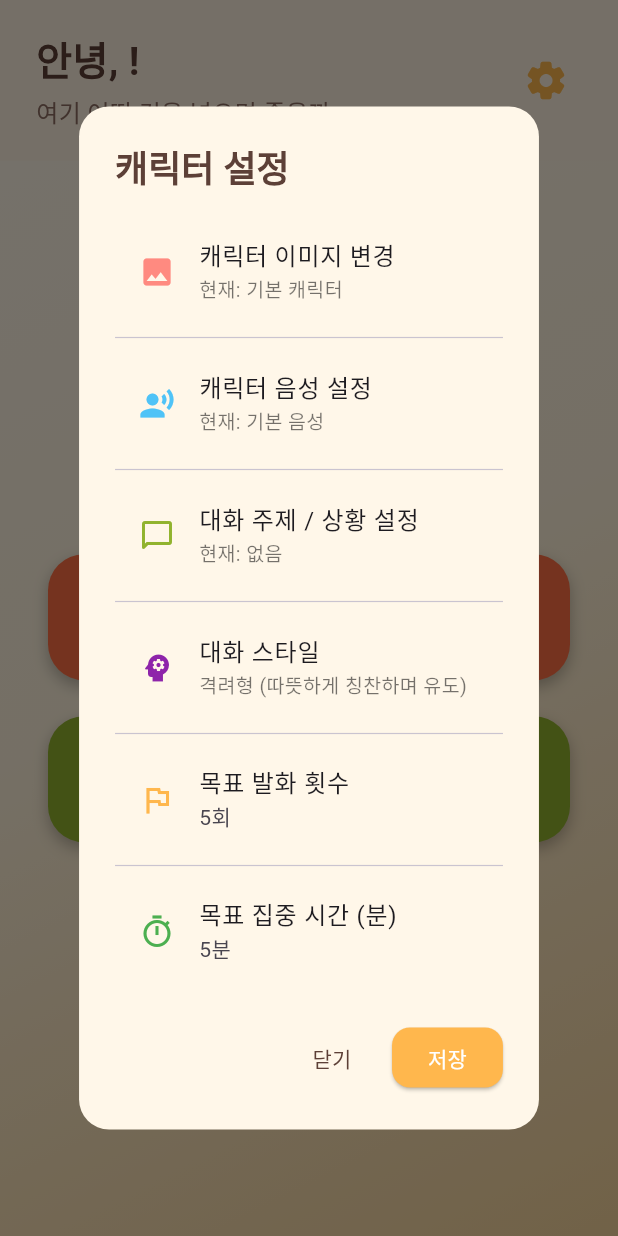
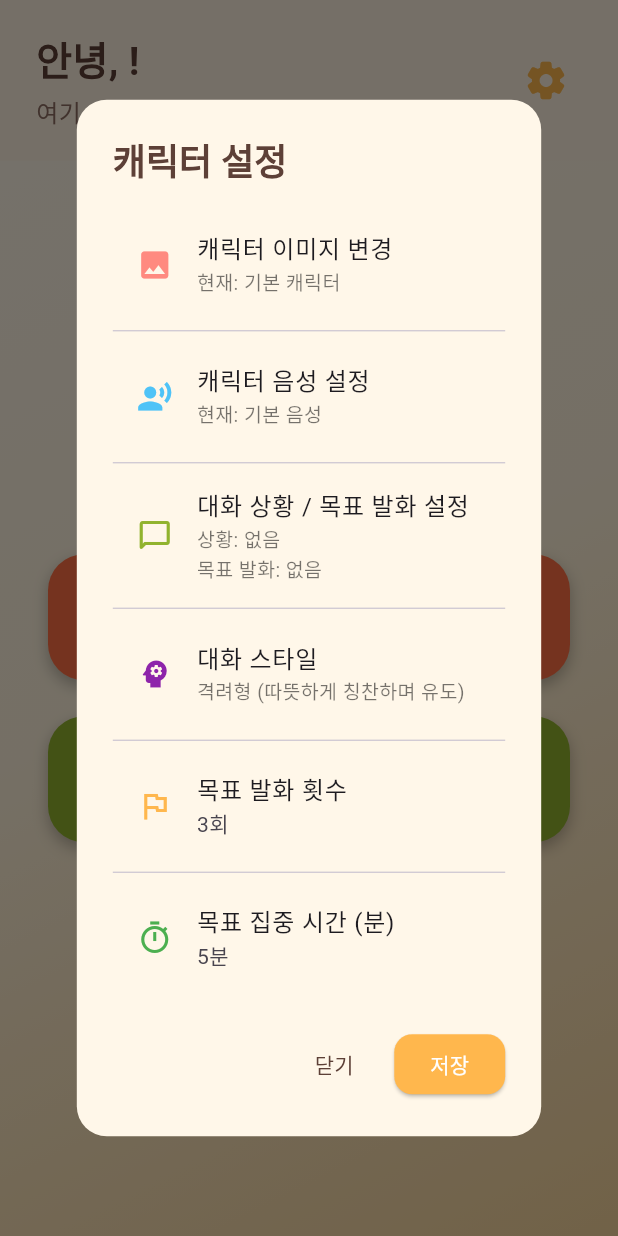
Before and after one commit to clr4takeoff/mimicall, a Flutter app: the MainScreen screen opened directly, after a tap on the "settings" icon, on a phone screen of 412 x 824 dp. Run offline on Flutter 3.47's test engine with Material 3 defaults, Android fonts, the phone set to English and light mode, and no system bars; our stand-ins replace firebase_core, firebase_database, flutter_dotenv, image_picker, just_audio, shared_preferences; missing offline and left inert: record; accounts and stored records are empty; statements that could not run were skipped.

Commit message:
implement basic fairy mode toggle and add context/target speech inputs

```diff
--- a/lib/models/character_settings_model.dart
+++ b/lib/models/character_settings_model.dart
@@ -1,19 +1,19 @@
-// lib/models/character_settings_model.dart
-
 class CharacterSettings {
-  final String imagePath;        // 캐릭터 이미지 경로
-  final String voicePath;        // 음성 설정
-  final String contextText;      // 대화 주제 또는 보호자 입력 문장
-  final String speakingStyle;    // 말하기 스타일 (encouraging, questioning, reflective)
-  final int targetSpeechCount;   // 목표 발화 횟수
-  final int focusTime;           // 목표 집중 시간 (분)
+  final String imagePath;
+  final String voicePath;
+  final String contextText;
+  final String targetSpeech; // 추가
+  final String speakingStyle;
+  final int targetSpeechCount;
+  final int focusTime;
 
   const CharacterSettings({
     required this.imagePath,
     required this.voicePath,
     required this.contextText,
-    this.speakingStyle = "encouraging",
-    this.targetSpeechCount = 5,
+    this.targetSpeech = '',
+    this.speakingStyle = 'encouraging',
+    this.targetSpeechCount = 3,
     this.focusTime = 5,
   });
 
@@ -21,6 +21,7 @@ class CharacterSettings {
     String? imagePath,
     String? voicePath,
     String? contextText,
+    String? targetSpeech,
     String? speakingStyle,
     int? targetSpeechCount,
     int? focusTime,
@@ -29,6 +30,7 @@ class CharacterSettings {
       imagePath: imagePath ?? this.imagePath,
       voicePath: voicePath ?? this.voicePath,
       contextText: contextText ?? this.contextText,
+      targetSpeech: targetSpeech ?? this.targetSpeech,
       speakingStyle: speakingStyle ?? this.speakingStyle,
       targetSpeechCount: targetSpeechCount ?? this.targetSpeechCount,
       focusTime: focusTime ?? this.focusTime,
@@ -36,22 +38,24 @@ class CharacterSettings {
   }
 
   Map<String, dynamic> toJson() => {
-    "imagePath": imagePath,
-    "voicePath": voicePath,
-    "contextText": contextText,
-    "speakingStyle": speakingStyle,
-    "targetSpeechCount": targetSpeechCount,
-    "focusTime": focusTime,
+    'imagePath': imagePath,
+    'voicePath': voicePath,
+    'contextText': contextText,
+    'targetSpeech': targetSpeech,
+    'speakingStyle': speakingStyle,
+    'targetSpeechCount': targetSpeechCount,
+    'focusTime': focusTime,
   };
 
   factory CharacterSettings.fromJson(Map<String, dynamic> json) {
     return CharacterSettings(
-      imagePath: json["imagePath"] ?? '',
-      voicePath: json["voicePath"] ?? '',
-      contextText: json["contextText"] ?? '',
-      speakingStyle: json["speakingStyle"] ?? 'encouraging',
-      targetSpeechCount: json["targetSpeechCount"] ?? 5,
-      focusTime: json["focusTime"] ?? 5,
+      imagePath: json['imagePath'] ?? '기본 캐릭터',
+      voicePath: json['voicePath'] ?? '기본 음성',
+      contextText: json['contextText'] ?? '없음',
+      targetSpeech: json['targetSpeech'] ?? '',
+      speakingStyle: json['speakingStyle'] ?? 'encouraging',
+      targetSpeechCount: json['targetSpeechCount'] ?? 3,
+      focusTime: json['focusTime'] ?? 5,
     );
   }
 }
--- a/lib/services/conversation_service.dart
+++ b/lib/services/conversation_service.dart
@@ -8,14 +8,11 @@ class ConversationService {
   final STTService stt;
   final TTSService tts;
 
-  // 아이 발화 카운트
-  int turnCount = 0;
+  int turnCount = 0; // 아이 발화 카운트
+  int conversationStage = 1; // 1=라포, 2=도움요청, 3=마무리
+  String? contextText; // Firebase에서 불러올 캐릭터 상황
 
-  // 대화 단계 (1=라포, 2=도움요청, 3=마무리)
-  int conversationStage = 1;
-
-  // 캐릭터 상황 (Firebase에서 불러올 contextText)
-  String? contextText;
+  bool isFairyMode = false; // 요정 모드 여부
 
   ConversationService({
     required this.stt,
@@ -59,6 +56,17 @@ class ConversationService {
     await stt.initialize();
   }
 
+  // 요정 모드 제어
+  void enableFairyMode() {
+    isFairyMode = true;
+    debugPrint("[Conversation] 요정 모드 활성화");
+  }
+
+  void disableFairyMode() {
+    isFairyMode = false;
+    debugPrint("[Conversation] 요정 모드 비활성화");
+  }
+
   // 대화 단계 갱신 로직
   void _updateConversationStage() {
     if (turnCount < 3) {
@@ -72,6 +80,10 @@ class ConversationService {
 
   // 단계별 프롬프트 반환
   Future<String> getStageInstruction({required String username}) async {
+    if (isFairyMode) {
+      return "현재 요정 모드가 활성화되어 있어. 캐릭터는 대화하지 않고 요정이 아이의 발화를 도와주는 중이야.";
+    }
+
     if (conversationStage == 2) {
       if (contextText == null) {
         await loadCharacterContext(username);
@@ -93,7 +105,15 @@ class ConversationService {
   void registerUserSpeech(String userText) {
     if (userText.trim().isEmpty) return;
 
+    // turnCount는 항상 증가 (요정 모드에서도)
     turnCount++;
+
+    // 요정 모드일 경우 대화 단계는 고정
+    if (isFairyMode) {
+      debugPrint("[Conversation] 요정 모드 중: turnCount 증가, 단계 변경은 생략됨");
+      return;
+    }
+
     final prevStage = conversationStage;
     _updateConversationStage();
 
--- a/lib/services/stt_service.dart
+++ b/lib/services/stt_service.dart
@@ -160,7 +160,7 @@ class STTService {
       }
 
       // 노이즈 패턴 필터
-      if (clean.contains("뉴스") || clean.contains("이덕영") || clean.contains("구독")) {
+      if (clean.contains("뉴스") || clean.contains("이덕영") || clean.contains("구독")|| clean.contains("시청")) {
         debugPrint("[STT] 오인식된 문장 감지, 무시: $clean");
         _isProcessing = false;
         return;
```
Also changed, not shown: lib/screens/in_call_screen.dart (+45 -10 lines), lib/services/fairy_service.dart (added, +74 -0 lines), lib/widgets/character_settings.dart (+80 -31 lines).
